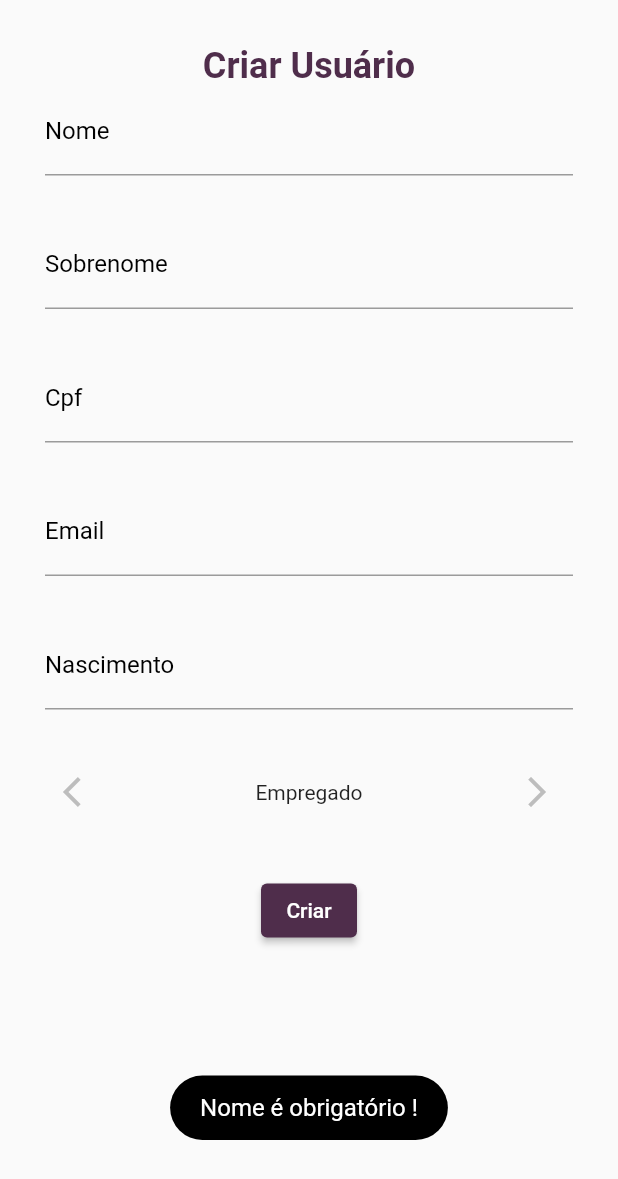
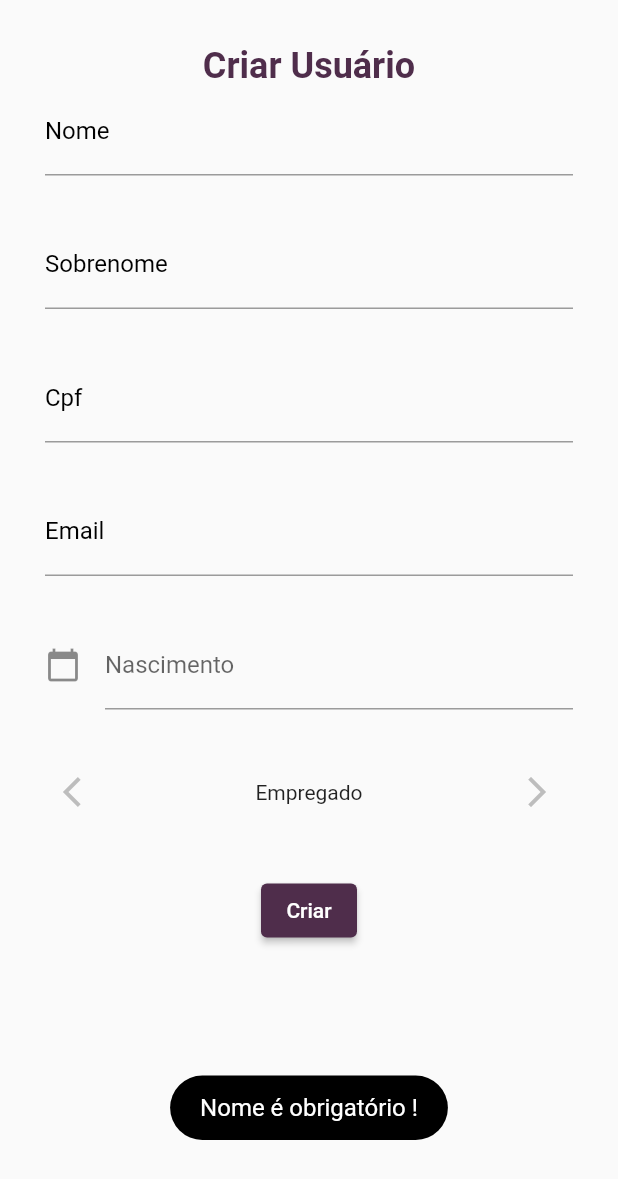
Before and after one commit to mathbonato/gastrics_mobile, a Flutter app: the EmployeeSave widget shown alone on an empty page, opened directly, after a tap on "Criar", on a phone screen of 412 x 824 dp. Shown: the top 1179 px of the screen. Run offline on Flutter 3.47's test engine with Material 2 defaults, Android fonts, the phone set to English and light mode, and no system bars; our stand-ins replace fl_chart, flutter_datetime_picker, fluttertoast, get, google_fonts, modal_bottom_sheet and 1 more; missing offline and left inert: dart:ffi; accounts and stored records are empty; network calls fail.

Commit message:
Employee form update

```diff
--- a/lib/modules/employee_save/employee_save.dart
+++ b/lib/modules/employee_save/employee_save.dart
@@ -1,11 +1,13 @@
 import 'package:flutter/material.dart';
 import 'package:fluttertoast/fluttertoast.dart';
+import 'package:glp_manager_mobile/components/cuppertino_date_picker.dart';
 import 'package:glp_manager_mobile/components/cuppertino_input.dart';
 import 'package:glp_manager_mobile/components/cuppertino_list_input.dart';
 import 'package:glp_manager_mobile/controllers/EmployeeController.dart';
 import 'package:glp_manager_mobile/models/Employee.dart';
 import 'package:glp_manager_mobile/shared/themes/appcollors.dart';
 import 'package:glp_manager_mobile/models/my-globals.dart' as globals;
+import 'package:intl/intl.dart';
 
 class EmployeeSave extends StatefulWidget {
   const EmployeeSave({
@@ -99,8 +101,11 @@ class _EmployeeSave extends State<EmployeeSave> {
         result = await updateEmployee(employeeToWork);
       }
       else {
-        String nameLetters = name.text[0-2].toLowerCase();
-        DateTime birthDateType = DateTime.parse(birth.text);
+        String firstLetter = name.text[0].toLowerCase();
+        String secondLetter = name.text[1].toLowerCase();
+        String thirdLetter = name.text[2].toLowerCase();
+        String nameLetters = firstLetter + secondLetter + thirdLetter;
+        DateTime birthDateType = DateFormat('dd-MM-yyyy').parse(birth.text);
         String year = birthDateType.year.toString();
         pass.text = nameLetters + year;
 
@@ -153,12 +158,13 @@ class _EmployeeSave extends State<EmployeeSave> {
   }
 
   Future<Employee?> createEmployee() async {
+    DateTime formatedDate = DateFormat('dd-MM-yyyy').parse(birth.text);
     Employee employee = Employee(
       "",
       name.text,
       lastName.text,
       type.text,
-      DateTime.parse(birth.text),
+      formatedDate,
       cpf.text,
       email.text,
     );
@@ -221,10 +227,9 @@ class _EmployeeSave extends State<EmployeeSave> {
                 initialValue: email.text,
               ),
               const Padding(padding: EdgeInsets.all(15)),
-              !hasEmployeeInfo ? CuppertinoInput(
+              !hasEmployeeInfo ? CuppertinoDatePicker(
                 label: "Nascimento",
-                onChange: onChangeBirth,
-                initialValue: birth.text,
+                controller: birth,
               ) : const SizedBox(),
               const Padding(padding: EdgeInsets.all(15)),
               CuppertinoListInput(
```
